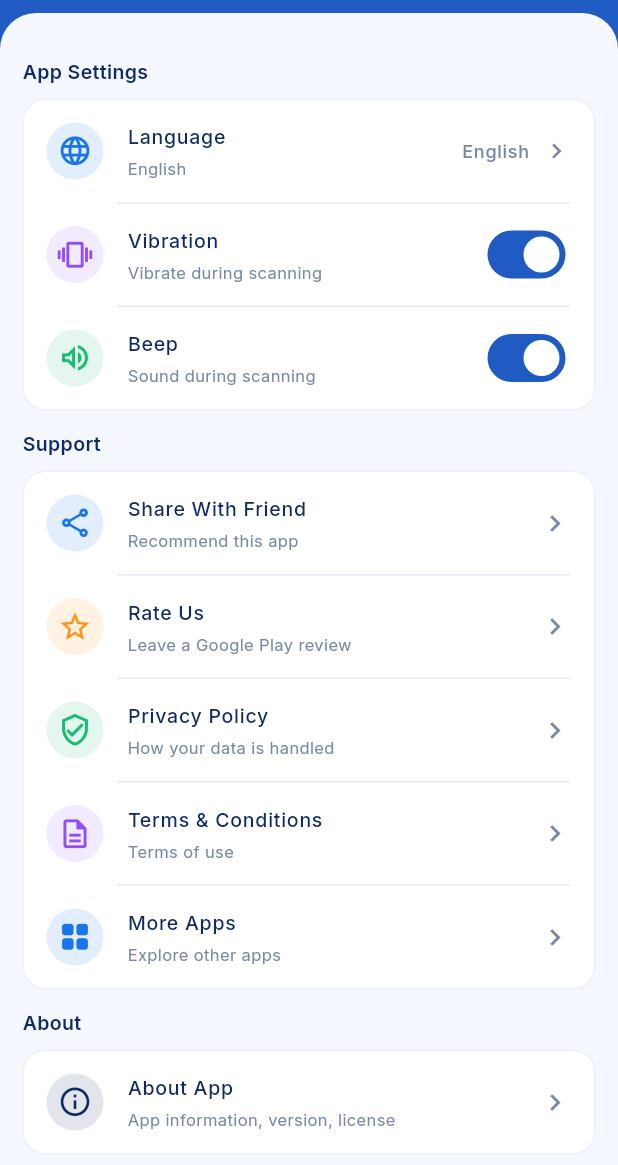
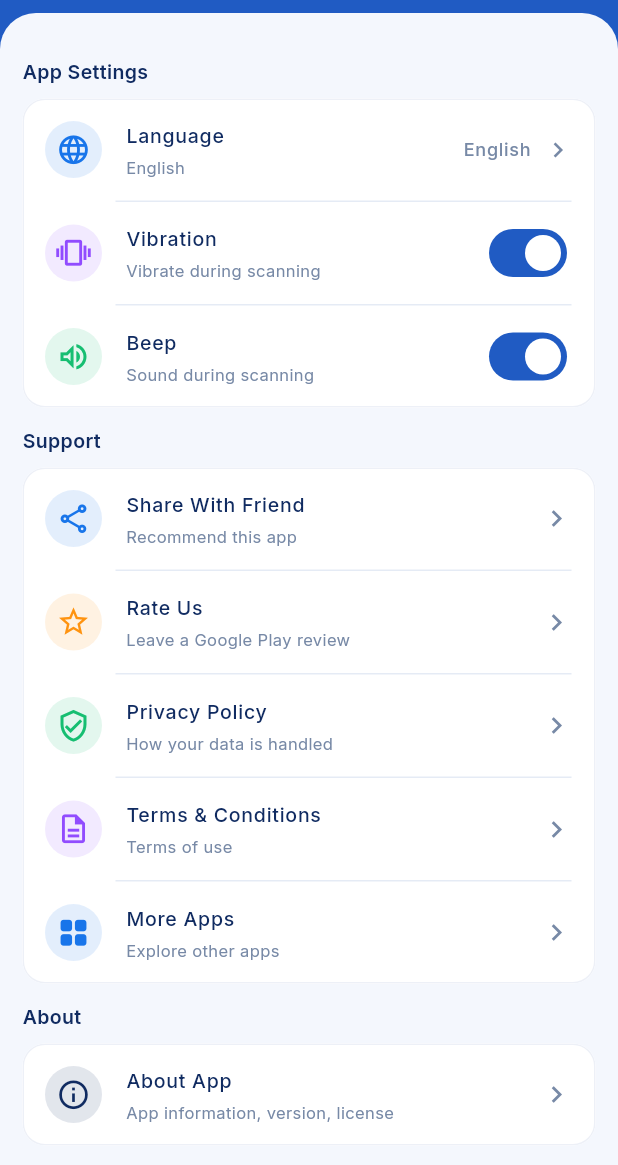
Before and after one commit to tawhidul500/document-scanner, a Flutter app: the screen it shows after launch, after a tap on "Settings", on a phone screen of 412 x 824 dp, the part 71-1236 px from its top. Run offline on Flutter 3.47's test engine with Material 3 defaults, Android fonts, the phone set to English and light mode, and no system bars; our stand-ins replace camera, image_picker, lottie, pdf, printing, share_plus; missing offline and left inert: flutter_file_dialog, google_mlkit_text_recognition, mobile_scanner; project files that could hold a hidden picture were left out.

Commit message:
Fix settings and widget test IO

```diff
--- a/lib/features/settings/settings_screen.dart
+++ b/lib/features/settings/settings_screen.dart
@@ -231,13 +231,15 @@
       ),
     ),
   );
-  Widget _card(List<Widget> rows) => Container(
-    margin: const EdgeInsets.only(bottom: 5),
-    decoration: BoxDecoration(
+  Widget _card(List<Widget> rows) => Padding(
+    padding: const EdgeInsets.only(bottom: 5),
+    child: Material(
       color: Colors.white,
+      shape: RoundedRectangleBorder(
         borderRadius: BorderRadius.circular(15),
-      border: Border.all(color: const Color(0xFFEDF0F7)),
+        side: const BorderSide(color: Color(0xFFEDF0F7)),
       ),
+      clipBehavior: Clip.antiAlias,
       child: Column(
         children: [
           for (var i = 0; i < rows.length; i++) ...[
@@ -249,6 +251,7 @@
             rows[i],
           ],
         ],
+      ),
     ),
   );
   Widget _row(
```
Also changed, not shown: 6 other files. Lines whose indentation alone changed are shown as unchanged.
